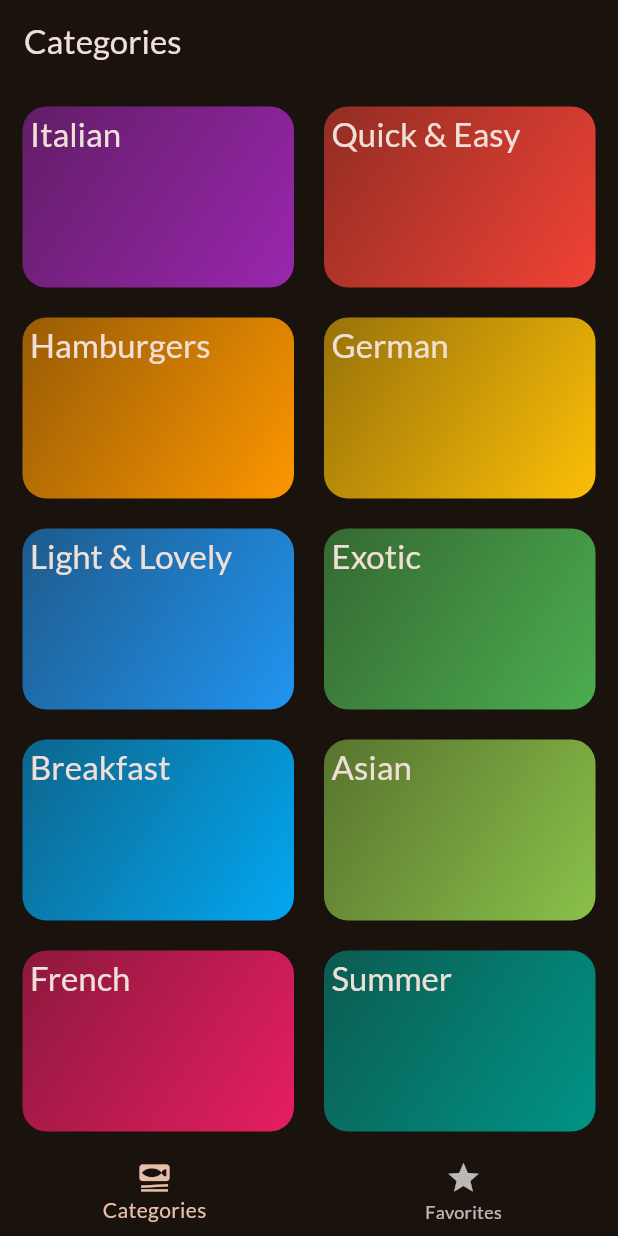
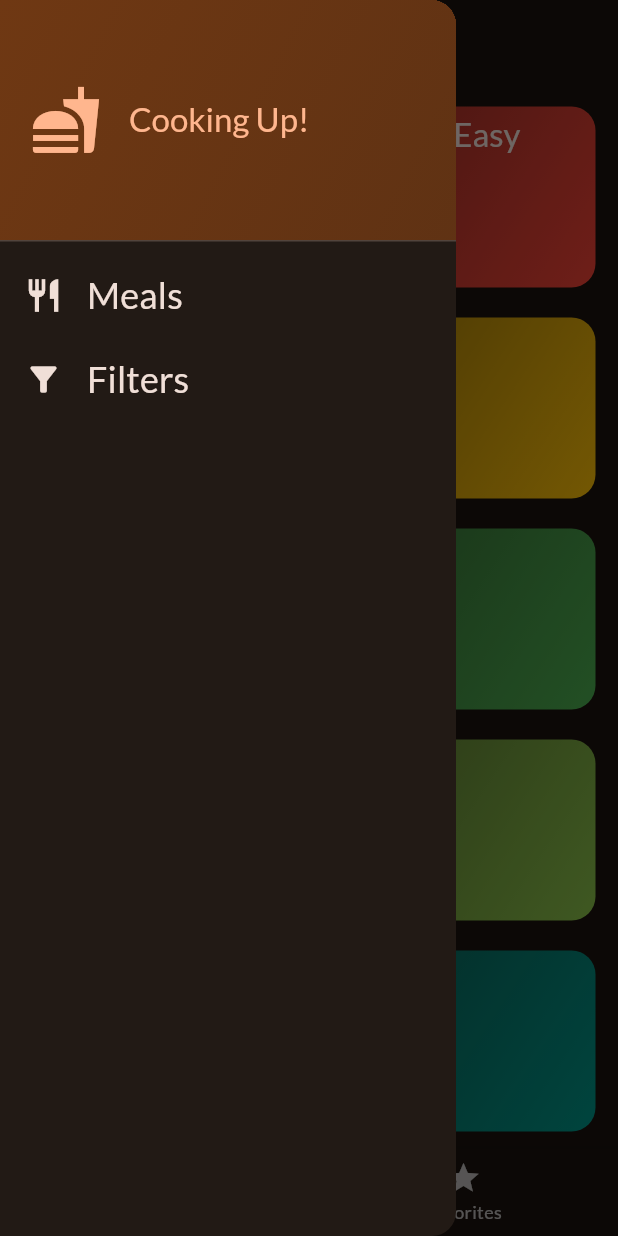
Before and after one commit to YCCNX/meals, a Flutter app: the screen it shows after launch, with the side drawer open (before the commit the screen has no drawer), on a phone screen of 412 x 824 dp. Run offline on Flutter 3.47's test engine with Material 3 defaults, Android fonts, the phone set to English and light mode, and no system bars; our stand-ins replace google_fonts, transparent_image.

Commit message:
Add drawer menu

```diff
--- a/lib/screens/tabs.dart
+++ b/lib/screens/tabs.dart
@@ -3,6 +3,7 @@ import 'package:flutter/material.dart';
 import 'package:meals/models/meal.dart';
 import 'package:meals/screens/categories.dart';
 import 'package:meals/screens/meals.dart';
+import 'package:meals/widgets/main_drawer.dart';
 
 class TabScreen extends StatefulWidget {
   const TabScreen({super.key});
@@ -15,13 +16,28 @@ class _TabScreenState extends State<TabScreen> {
   int _selectedPageIndex = 0;
   final List<Meal> _favoriteMeals = [];
 
+  void _showInfoMessage(String message) {
+    ScaffoldMessenger.of(context).clearSnackBars();
+    ScaffoldMessenger.of(context).showSnackBar(
+      SnackBar(
+        content: Text(message),
+      ),
+    );
+  }
+
   void _toggleMealFavoriteStatus(Meal meal) {
     final isExisting = _favoriteMeals.contains(meal);
 
     if (isExisting) {
-      _favoriteMeals.remove(meal);
+      setState(() {
+        _favoriteMeals.remove(meal);
+      });
+      _showInfoMessage('Meal is no longer a favorite.');
     } else {
-      _favoriteMeals.add(meal);
+      setState(() {
+        _favoriteMeals.add(meal);
+        _showInfoMessage('Add to your favorite meal.');
+      });
     }
   }
 
@@ -40,7 +56,7 @@ class _TabScreenState extends State<TabScreen> {
 
     if (_selectedPageIndex == 1) {
       activePage = MealsScreen(
-        meals: [],
+        meals: _favoriteMeals,
         onToggleFavorite: _toggleMealFavoriteStatus,
       );
       activePageTitle = 'Your Favorites';
@@ -50,6 +66,7 @@ class _TabScreenState extends State<TabScreen> {
       appBar: AppBar(
         title: Text(activePageTitle),
       ),
+      drawer: const MainDrawer(),
       body: activePage,
       bottomNavigationBar: BottomNavigationBar(
         onTap: _selectPage,
--- /dev/null
+++ b/lib/widgets/main_drawer.dart
@@ -0,0 +1,77 @@
+import 'package:flutter/material.dart';
+
+class MainDrawer extends StatelessWidget {
+  const MainDrawer({super.key});
+
+  @override
+  Widget build(BuildContext context) {
+    return Drawer(
+      child: Column(
+        children: [
+          DrawerHeader(
+            padding: const EdgeInsets.all(20),
+            decoration: BoxDecoration(
+              gradient: LinearGradient(
+                colors: [
+                  Theme.of(context).colorScheme.primaryContainer,
+                  Theme.of(context)
+                      .colorScheme
+                      .primaryContainer
+                      .withOpacity(0.8),
+                ],
+                begin: Alignment.topLeft,
+                end: Alignment.bottomRight,
+              ),
+            ),
+            child: Row(
+              children: [
+                Icon(
+                  Icons.fastfood,
+                  size: 48,
+                  color: Theme.of(context).colorScheme.primary,
+                ),
+                const SizedBox(width: 18),
+                Text(
+                  "Cooking Up!",
+                  style: Theme.of(context).textTheme.titleLarge!.copyWith(
+                        color: Theme.of(context).colorScheme.primary,
+                      ),
+                )
+              ],
+            ),
+          ),
+          ListTile(
+            leading: Icon(
+              Icons.restaurant,
+              size: 26,
+              color: Theme.of(context).colorScheme.onBackground,
+            ),
+            title: Text(
+              "Meals",
+              style: Theme.of(context).textTheme.titleSmall!.copyWith(
+                    color: Theme.of(context).colorScheme.onBackground,
+                    fontSize: 24,
+                  ),
+            ),
+            onTap: () {},
+          ),
+          ListTile(
+            leading: Icon(
+              Icons.filter_alt,
+              size: 26,
+              color: Theme.of(context).colorScheme.onBackground,
+            ),
+            title: Text(
+              "Filters",
+              style: Theme.of(context).textTheme.titleSmall!.copyWith(
+                    color: Theme.of(context).colorScheme.onBackground,
+                    fontSize: 24,
+                  ),
+            ),
+            onTap: () {},
+          ),
+        ],
+      ),
+    );
+  }
+}
```
